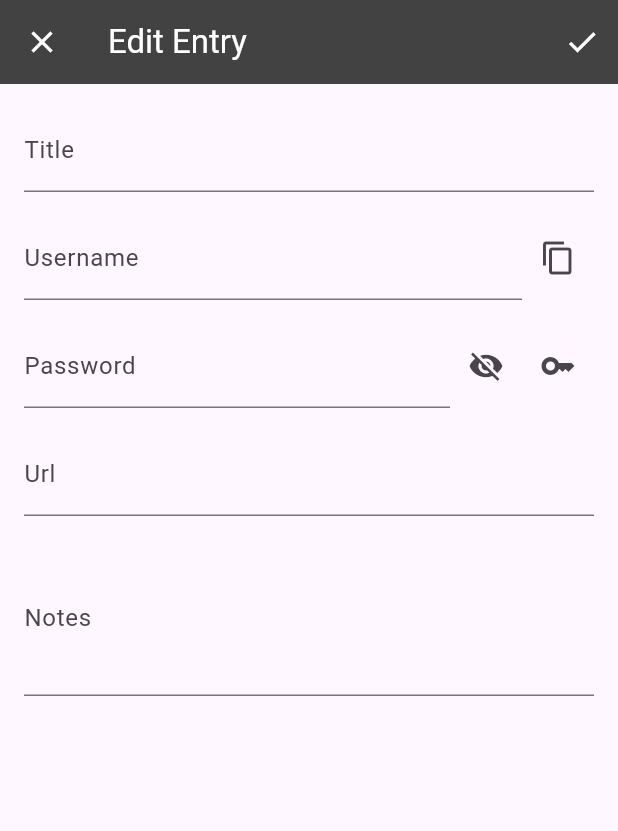
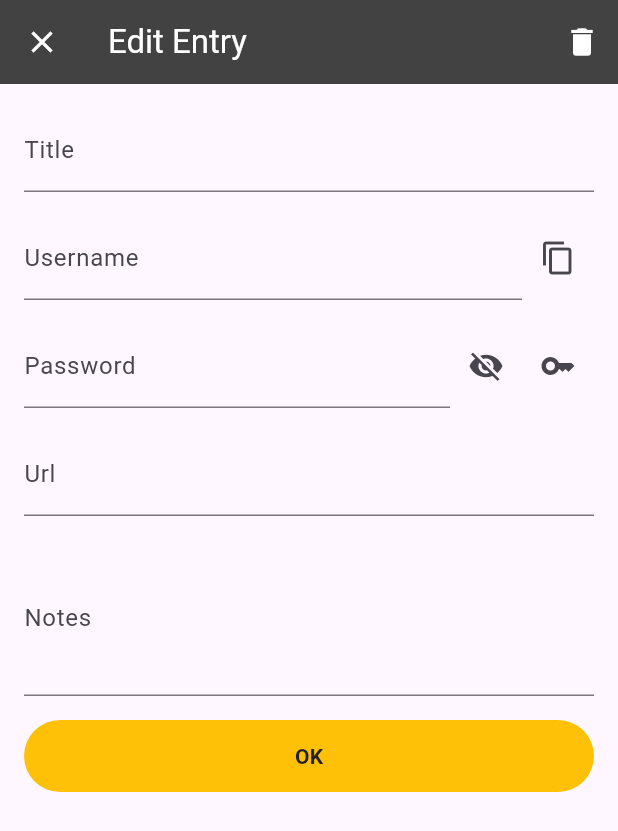
Before and after one commit to wanpc3/WanProtector, a Flutter app: the EditEntry screen opened directly with empty values, on a phone screen of 412 x 824 dp. Shown: the top 831 px of the screen. Run offline on Flutter 3.47's test engine with Material 3 defaults, Android fonts, the phone set to English and light mode, and no system bars; our stand-ins replace file_picker, flutter_secure_storage, permission_handler, shared_preferences, sqflite_sqlcipher; missing offline and left inert: encrypt, in_app_update; accounts and stored records are empty; statements that could not run were skipped.

Commit message:
Improve View Entry and Edit Entry UI/UX

```diff
--- a/lib/edit_entry.dart
+++ b/lib/edit_entry.dart
@@ -7,13 +7,14 @@ import 'vault.dart';
 import 'normalize_url.dart';
 import 'alerts.dart';
 import 'generate_password.dart';
+import 'deleted_state.dart';
 
 class EditEntry extends StatefulWidget {
-  final Entry? entry;
+  final Entry entry;
 
   const EditEntry({
     Key? key,
-    this.entry,
+    required this.entry,
   }): super(key: key);
 
   @override
@@ -32,30 +33,32 @@ class _EditEntryState extends State<EditEntry> {
   final Vault _dbHelper = Vault();
   bool _hasChanges = false;
 
+  late Entry _currentEntry;
+
   @override
   void initState() {
     super.initState();
-    if (widget.entry != null) {
-      _titleController.text = widget.entry!.title;
-      _usernameController.text = widget.entry!.username;
-      _passwordController.text = widget.entry!.password!;
-      _urlController.text = widget.entry!.url!;
-      _notesController.text = widget.entry!.notes!;
-    }
+    _titleController.text = widget.entry.title;
+    _usernameController.text = widget.entry.username;
+    _passwordController.text = widget.entry.password!;
+    _urlController.text = widget.entry.url!;
+    _notesController.text = widget.entry.notes!;
 
     _titleController.addListener(_checkForChanges);
     _usernameController.addListener(_checkForChanges);
     _passwordController.addListener(_checkForChanges);
     _urlController.addListener(_checkForChanges);
     _notesController.addListener(_checkForChanges);
+
+    _currentEntry = widget.entry;
   }
 
   void _checkForChanges() {
-    final newState = _titleController.text != widget.entry!.title ||
-        _usernameController.text != widget.entry!.username ||
-        _passwordController.text != (widget.entry!.password) ||
-        _urlController.text != (widget.entry!.url) ||
-        _notesController.text != (widget.entry!.notes);
+    final newState = _titleController.text != widget.entry.title ||
+        _usernameController.text != widget.entry.username ||
+        _passwordController.text != (widget.entry.password) ||
+        _urlController.text != (widget.entry.url) ||
+        _notesController.text != (widget.entry.notes);
 
     if (newState != _hasChanges) {
       setState(() {
@@ -104,12 +107,13 @@ class _EditEntryState extends State<EditEntry> {
     return shouldPop ?? false;
   }
 
+  //Save Entry
   void _saveEntry() async {
     if (_formKey.currentState!.validate()) {
 
       await Future.delayed(Duration(microseconds: 300));
 
-      final id = widget.entry!.id;
+      final id = widget.entry.id;
       final newTitle = _titleController.text.trim();
       final newUsername = _usernameController.text.trim();
       final newPassword = _passwordController.text.trim();
@@ -156,6 +160,60 @@ class _EditEntryState extends State<EditEntry> {
     }
   }
 
+  //Remove Entry
+  void _removeEntry(int id) async {
+    showDialog(
+      context: context,
+      builder: (_) => const Center(
+        child: CircularProgressIndicator(),
+      ),
+      barrierDismissible: false,
+    );
+
+    try {
+      await _dbHelper.softDeleteEntry(id);
+
+      final stateManager = context.read<EntriesState>();
+      await stateManager.refreshEntries();
+
+      final deletedStateManager = context.read<DeletedState>();
+      await deletedStateManager.refreshDeletedEntries();
+
+      if (context.mounted) Navigator.of(context).pop();
+
+      //Snackbar message
+      final alertsEnabled = context.read<AlertsProvider>().showAlerts;
+      if (alertsEnabled && context.mounted) {
+        ScaffoldMessenger.of(context).showSnackBar(
+          SnackBar(
+            content: Text(
+              '${_currentEntry.title} moved to Deleted Entries',
+              style: TextStyle(color: Colors.white),
+            ),
+            backgroundColor: Colors.red[400],
+            duration: const Duration(seconds: 2),
+            behavior: SnackBarBehavior.floating,
+            shape: RoundedRectangleBorder(
+              borderRadius: BorderRadius.circular(12),
+            ),
+          ),
+        );
+      }
+
+      if (context.mounted) Navigator.pop(context, true);
+
+      Navigator.pop(context);
+
+    } catch (e) {
+      if (context.mounted) {
+        Navigator.of(context).pop();
+        ScaffoldMessenger.of(context).showSnackBar(
+          SnackBar(content: Text("Error: ${e.toString()}")),
+        );
+      }
+    }
+  }
+
   @override
   Widget build(BuildContext context) {
     return WillPopScope(
@@ -176,9 +234,21 @@ class _EditEntryState extends State<EditEntry> {
           backgroundColor: const Color(0xFF424242),
           foregroundColor: Colors.white,
           actions: [
+
+            //Check button
+            /*
             IconButton(
               icon: const Icon(Icons.check),
               onPressed: _saveEntry,
+            ),
+            */
+
+            //Remove Icon
+            IconButton(
+              icon: const Icon(Icons.delete),
+              onPressed: () {
+                _removeEntry(widget.entry.id!);
+              },
             ),
           ],
         ),
@@ -195,7 +265,7 @@ class _EditEntryState extends State<EditEntry> {
                   children: [
                     //Title
                     Hero(
-                      tag: 'title-${widget.entry!.id}',
+                      tag: 'title-${widget.entry.id}',
                       child: Material(
                         type: MaterialType.transparency,
                         child: TextFormField(
@@ -219,7 +289,7 @@ class _EditEntryState extends State<EditEntry> {
 
                     //Username
                     Hero(
-                      tag: 'username-${widget.entry!.id}',
+                      tag: 'username-${widget.entry.id}',
                       child: Material(
                         type: MaterialType.transparency,
                         child: Row(
@@ -250,7 +320,7 @@ class _EditEntryState extends State<EditEntry> {
 
                     //Password
                     Hero(
-                      tag: 'password-${widget.entry!.id}',
+                      tag: 'password-${widget.entry.id}',
                       child: Material(
                         type: MaterialType.transparency,
                         child: Row(
@@ -316,7 +386,7 @@ class _EditEntryState extends State<EditEntry> {
 
                     //Url
                     Hero(
-                      tag: 'url-${widget.entry!.id}',
+                      tag: 'url-${widget.entry.id}',
                       child: Material(
                         type: MaterialType.transparency,
                         child: TextFormField(
@@ -332,7 +402,7 @@ class _EditEntryState extends State<EditEntry> {
 
                     //Notes
                     Hero(
-                      tag: 'notes-${widget.entry!.id}',
+                      tag: 'notes-${widget.entry.id}',
                       child: Material(
                         type: MaterialType.transparency,
                         child: TextFormField(
@@ -346,6 +416,27 @@ class _EditEntryState extends State<EditEntry> {
                         ),
                       ),
                     ),
+
+                    const SizedBox(height: 16),
+
+                    //Ok Button
+                    ElevatedButton(
+                      onPressed: _saveEntry,
+                      style: ElevatedButton.styleFrom(
+                        elevation: 0,
+                        backgroundColor: Colors.amber,
+                        foregroundColor: const Color(0xFF212121),
+                        minimumSize: const Size(double.infinity, 48),
+                        shape: const StadiumBorder(),
+                      ),
+                      child: const Text(
+                        "OK",
+                        style: TextStyle(fontWeight: FontWeight.w600),
+                      ),
+                    ),
+                    SizedBox(
+                      height: MediaQuery.of(context).viewInsets.bottom
+                    )
                   ],
                 ),
               )
```
Also changed, not shown: lib/view_entry.dart (+12 -3 lines).
